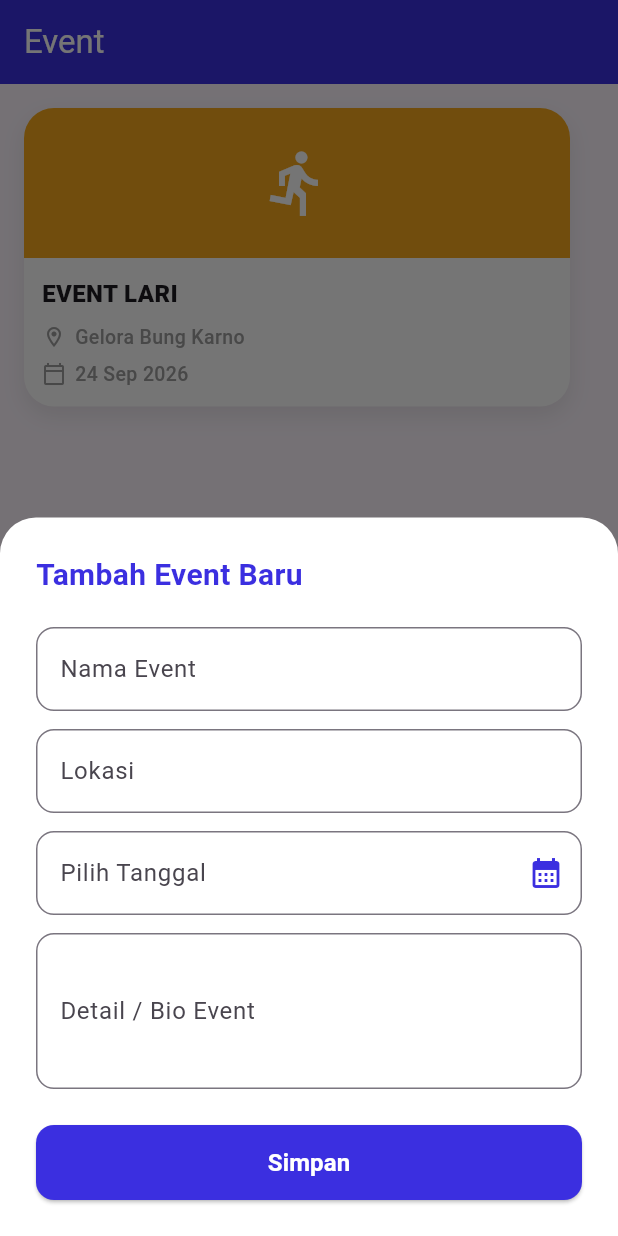
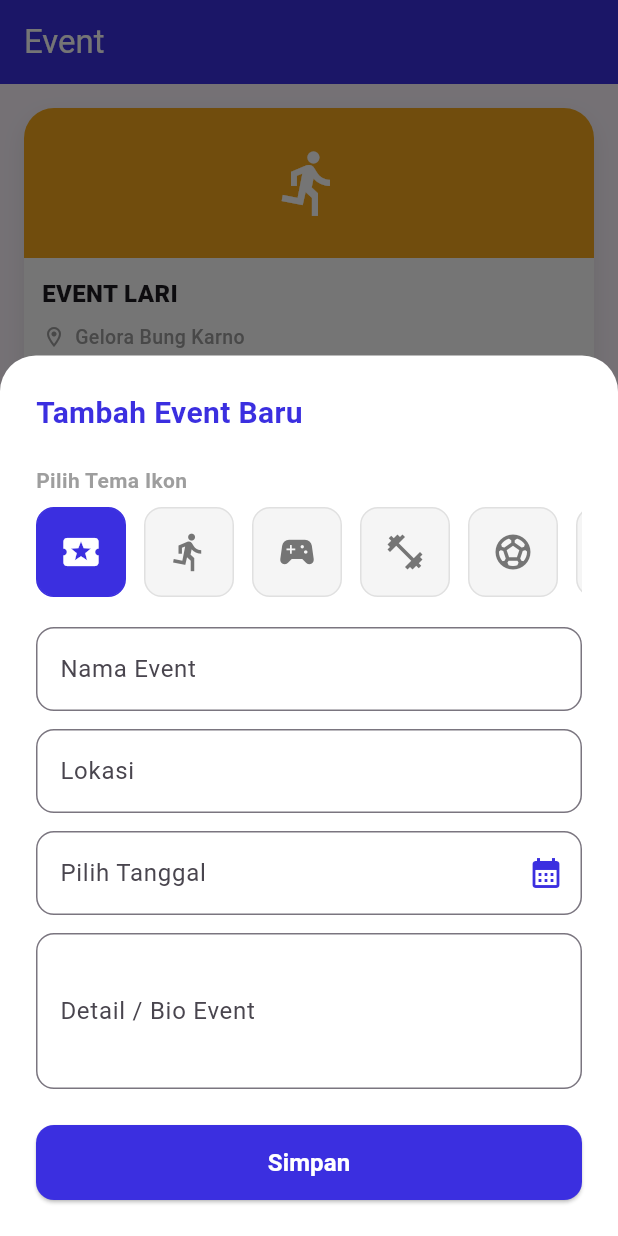
Before and after one commit to almars0306-pixel/Mobile-Programming-Sem3-Reclub-, a Flutter app: the MainShell screen opened directly, item 2 of the bottom bar chosen, after a tap on the "add" icon, on a phone screen of 412 x 824 dp. Run offline on Flutter 3.47's test engine with Material 3 defaults, Android fonts, the phone set to English and light mode, and no system bars.

Commit message:
Edit halaman Utama biar sama kaya event

```diff
--- a/lib/features/home/home_page.dart
+++ b/lib/features/home/home_page.dart
@@ -3,49 +3,6 @@ import 'package:flutter/material.dart';
 import 'widgets/app_search_bar.dart';
 import 'widgets/event_card.dart';
 import 'widgets/section_header.dart';
-
-// Data sementara buat ngisi tampilan home.
-// Nanti diganti pakai model + dummy data dari lib/data.
-class _EventItem {
-  final String title;
-  final String location;
-  final String date;
-  final IconData icon;
-
-  const _EventItem({
-    required this.title,
-    required this.location,
-    required this.date,
-    required this.icon,
-  });
-}
-
-const List<_EventItem> _eventMingguIni = [
-  _EventItem(
-    title: 'Fun Futsal Sabtu',
-    location: 'GOR Tanjung Duren',
-    date: 'Sab, 20 Sep',
-    icon: Icons.sports_soccer,
-  ),
-  _EventItem(
-    title: 'Badminton Bareng',
-    location: 'Hall Grogol',
-    date: 'Min, 21 Sep',
-    icon: Icons.sports_tennis,
-  ),
-  _EventItem(
-    title: 'Morning Run 5K',
-    location: 'GBK Senayan',
-    date: 'Min, 21 Sep',
-    icon: Icons.directions_run,
-  ),
-  _EventItem(
-    title: 'Basket 3 on 3',
-    location: 'Lapangan Untar',
-    date: 'Sel, 23 Sep',
-    icon: Icons.sports_basketball,
-  ),
-];
 
 const List<String> _kategori = [
   'Semua',
@@ -57,7 +14,12 @@ const List<String> _kategori = [
 ];
 
 class HomePage extends StatefulWidget {
-  const HomePage({super.key});
+  final List<Map<String, dynamic>> events; // Menerima data event dari MainShell
+
+  const HomePage({
+    super.key,
+    required this.events,
+  });
 
   @override
   State<HomePage> createState() => _HomePageState();
@@ -164,14 +126,14 @@ class _HomePageState extends State<HomePage> {
                 child: ListView.builder(
                   scrollDirection: Axis.horizontal,
                   padding: const EdgeInsets.only(left: 20),
-                  itemCount: _eventMingguIni.length,
+                  itemCount: widget.events.length, // Mengambil data dari MainShell
                   itemBuilder: (context, index) {
-                    final event = _eventMingguIni[index];
+                    final event = widget.events[index];
                     return EventCard(
-                      title: event.title,
-                      location: event.location,
-                      date: event.date,
-                      icon: event.icon,
+                      title: event['title'],
+                      location: event['location'],
+                      date: event['date'],
+                      icon: event['icon'],
                       onTap: () {
                         // TODO: buka detail event
                       },
@@ -184,7 +146,6 @@ class _HomePageState extends State<HomePage> {
               const SectionHeader(title: 'Club Populer'),
               const SizedBox(height: 12),
 
-              // sementara pakai ListTile biasa, nanti diganti ClubCard
               ...List.generate(3, (index) {
                 final nama = [
                   'Untar Futsal Club',
--- a/lib/features/home/main_shell.dart
+++ b/lib/features/home/main_shell.dart
@@ -1,7 +1,6 @@
 import 'package:flutter/material.dart';
-import 'widgets/event_card.dart';
 import 'home_page.dart';
-import 'widgets/event_page.dart'; // Import halaman Event yang baru dibuat
+import 'widgets/event_page.dart';
 
 class MainShell extends StatefulWidget {
   const MainShell({super.key});
@@ -13,31 +12,46 @@ class MainShell extends StatefulWidget {
 class _MainShellState extends State<MainShell> {
   int _selectedIndex = 0;
 
-  // urutan harus sama dengan urutan item di BottomNavigationBar
-  final List<Widget> _pages = const [
-    HomePage(),
-    EventPage(), // Mengganti placeholder dengan halaman Event asli
-    _PlaceholderPage(title: 'Club'),
-    _PlaceholderPage(title: 'Profil'),
+  // HANYA MENYISAKAN EVENT LARI DAN EVENT YANG NANTI DIBUAT USER
+  final List<Map<String, dynamic>> _sharedEvents = [
+    {
+      'title': 'EVENT LARI',
+      'location': 'Gelora Bung Karno',
+      'date': '24 Sep 2026',
+      'icon': Icons.directions_run,
+      'description': 'Lari santai sore hari bareng komunitas. Terbuka untuk umum!',
+      'creator_id': 'user_lain', // Milik orang lain (tidak bisa dihapus)
+    },
   ];
-
-  void _onTabTapped(int index) {
-    setState(() {
-      _selectedIndex = index;
-    });
-  }
 
   @override
   Widget build(BuildContext context) {
+    final List<Widget> pages = [
+      HomePage(events: _sharedEvents),
+      EventPage(
+        events: _sharedEvents,
+        onEventChanged: (updatedList) {
+          setState(() {
+            // Memperbarui UI secara real-time saat ada event yang ditambah/dihapus
+          });
+        },
+      ),
+      const _PlaceholderPage(title: 'Club'),
+      const _PlaceholderPage(title: 'Profil'),
+    ];
+
     return Scaffold(
-      // IndexedStack biar state tiap tab gak hilang pas pindah tab
       body: IndexedStack(
         index: _selectedIndex,
-        children: _pages,
+        children: pages,
       ),
       bottomNavigationBar: BottomNavigationBar(
         currentIndex: _selectedIndex,
-        onTap: _onTabTapped,
+        onTap: (index) {
+          setState(() {
+            _selectedIndex = index;
+          });
+        },
         type: BottomNavigationBarType.fixed,
         selectedItemColor: const Color(0xFF3B2FE0),
         unselectedItemColor: Colors.grey,
@@ -68,10 +82,8 @@ class _MainShellState extends State<MainShell> {
   }
 }
 
-// Halaman sementara buat tab yang belum dibuat
 class _PlaceholderPage extends StatelessWidget {
   final String title;
-
   const _PlaceholderPage({required this.title});
 
   @override
--- a/lib/features/home/widgets/event_page.dart
+++ b/lib/features/home/widgets/event_page.dart
@@ -2,36 +2,40 @@ import 'package:flutter/material.dart';
 import 'event_card.dart';
 
 class EventPage extends StatefulWidget {
-  const EventPage({super.key});
+  final List<Map<String, dynamic>> events;
+  final ValueChanged<List<Map<String, dynamic>>> onEventChanged;
+
+  const EventPage({
+    super.key,
+    required this.events,
+    required this.onEventChanged,
+  });
 
   @override
   State<EventPage> createState() => _EventPageState();
 }
 
 class _EventPageState extends State<EventPage> {
-  // Simulasi ID user yang sedang login saat ini
   final String _currentUserId = 'user_akbar';
-
-  // Data list event dengan tambahan deskripsi (bio) dan creator_id
-  final List<Map<String, dynamic>> _events = [
-    {
-      'title': 'EVENT LARI',
-      'location': 'Gelora Bung Karno',
-      'date': '24 Sep 2026',
-      'icon': Icons.directions_run,
-      'description': 'Lari santai sore hari bareng komunitas. Terbuka untuk umum!',
-      'creator_id': 'user_lain', // Dibuat oleh orang lain, tidak bisa dihapus
-    },
-
+  final List<IconData> _pilihanIkon = [
+    Icons.local_activity,
+    Icons.directions_run,
+    Icons.sports_esports,
+    Icons.fitness_center,
+    Icons.sports_soccer,
+    Icons.sports_basketball,
+    Icons.casino,
+    Icons.pool,
   ];
 
-  // Menampilkan pop-up detail event
   void _tampilkanDetailEvent(int index) {
-    final event = _events[index];
+    final event = widget.events[index];
     final bool isMyEvent = event['creator_id'] == _currentUserId;
 
     showModalBottomSheet(
       context: context,
+      isScrollControlled: true,
+      backgroundColor: Colors.white,
       shape: const RoundedRectangleBorder(
         borderRadius: BorderRadius.vertical(top: Radius.circular(24)),
       ),
@@ -45,45 +49,32 @@ class _EventPageState extends State<EventPage> {
               Row(
                 children: [
                   Container(
-                    padding: const EdgeInsets.all(12),
+                    padding: const EdgeInsets.all(16),
                     decoration: BoxDecoration(
                       color: const Color(0xFFF6A81C).withValues(alpha: 0.2),
                       borderRadius: BorderRadius.circular(16),
                     ),
-                    child: Icon(event['icon'], color: const Color(0xFFF6A81C), size: 32),
+                    child: Icon(event['icon'], color: const Color(0xFFF6A81C), size: 36),
                   ),
                   const SizedBox(width: 16),
                   Expanded(
                     child: Column(
                       crossAxisAlignment: CrossAxisAlignment.start,
                       children: [
-                        Text(
-                          event['title'],
-                          style: const TextStyle(fontSize: 20, fontWeight: FontWeight.bold),
-                        ),
+                        Text(event['title'], style: const TextStyle(fontSize: 22, fontWeight: FontWeight.bold)),
                         const SizedBox(height: 4),
-                        Text(
-                          '${event['date']} • ${event['location']}',
-                          style: const TextStyle(color: Colors.grey, fontSize: 13),
-                        ),
+                        Text('${event['date']} • ${event['location']}', style: const TextStyle(color: Colors.grey, fontSize: 14)),
                       ],
                     ),
                   ),
                 ],
               ),
               const SizedBox(height: 24),
-              const Text(
-                'Deskripsi Event',
-                style: TextStyle(fontSize: 16, fontWeight: FontWeight.bold),
-              ),
+              const Text('Deskripsi Event', style: TextStyle(fontSize: 16, fontWeight: FontWeight.bold)),
               const SizedBox(height: 8),
-              Text(
-                event['description'],
-                style: const TextStyle(fontSize: 14, height: 1.5, color: Colors.black87),
-              ),
+              Text(event['description'], style: const TextStyle(fontSize: 14, height: 1.5, color: Colors.black87)),
               const SizedBox(height: 32),
 
-              // Logika Tombol Hapus: Hanya muncul jika creator_id sama dengan _currentUserId
               if (isMyEvent)
                 SizedBox(
                   width: double.infinity,
@@ -91,9 +82,10 @@ class _EventPageState extends State<EventPage> {
                   child: ElevatedButton.icon(
                     onPressed: () {
                       setState(() {
-                        _events.removeAt(index);
+                        widget.events.removeAt(index);
                       });
-                      Navigator.pop(context); // Tutup pop-up setelah dihapus
+                      widget.onEventChanged(widget.events);
+                      Navigator.pop(context);
                     },
                     icon: const Icon(Icons.delete_outline),
                     label: const Text('Hapus Event Saya', style: TextStyle(fontWeight: FontWeight.bold)),
@@ -109,10 +101,7 @@ class _EventPageState extends State<EventPage> {
                 Container(
                   width: double.infinity,
                   padding: const EdgeInsets.all(12),
-                  decoration: BoxDecoration(
-                    color: Colors.grey.shade100,
-                    borderRadius: BorderRadius.circular(12),
-                  ),
+                  decoration: BoxDecoration(color: Colors.grey.shade100, borderRadius: BorderRadius.circular(12)),
                   child: const Text(
                     'Kamu tidak bisa menghapus event milik pengguna lain.',
                     textAlign: TextAlign.center,
@@ -126,12 +115,12 @@ class _EventPageState extends State<EventPage> {
     );
   }
 
-  // Menampilkan pop-up form tambah event
   void _tampilkanFormTambahEvent() {
     final titleController = TextEditingController();
     final locationController = TextEditingController();
     final dateController = TextEditingController();
-    final descController = TextEditingController(); // Tambahan controller untuk bio/deskripsi
+    final descController = TextEditingController();
+    IconData ikonTerpilih = _pilihanIkon.first;
 
     showModalBottomSheet(
       context: context,
@@ -141,18 +130,54 @@ class _EventPageState extends State<EventPage> {
         borderRadius: BorderRadius.vertical(top: Radius.circular(24)),
       ),
       builder: (context) {
+        return StatefulBuilder(
+          builder: (BuildContext context, StateSetter setModalState) {
             return Padding(
               padding: EdgeInsets.only(
                 bottom: MediaQuery.of(context).viewInsets.bottom,
                 left: 24, right: 24, top: 24,
               ),
+              child: SingleChildScrollView(
                 child: Column(
                   mainAxisSize: MainAxisSize.min,
                   crossAxisAlignment: CrossAxisAlignment.start,
                   children: [
-              const Text(
-                'Tambah Event Baru',
-                style: TextStyle(fontSize: 20, fontWeight: FontWeight.bold, color: Color(0xFF3B2FE0)),
+                    const Text('Tambah Event Baru', style: TextStyle(fontSize: 20, fontWeight: FontWeight.bold, color: Color(0xFF3B2FE0))),
+                    const SizedBox(height: 20),
+                    const Text('Pilih Tema Ikon', style: TextStyle(fontSize: 14, fontWeight: FontWeight.w600, color: Colors.grey)),
+                    const SizedBox(height: 8),
+                    SizedBox(
+                      height: 60,
+                      child: ListView.builder(
+                        scrollDirection: Axis.horizontal,
+                        itemCount: _pilihanIkon.length,
+                        itemBuilder: (context, index) {
+                          final icon = _pilihanIkon[index];
+                          final isSelected = ikonTerpilih == icon;
+                          return GestureDetector(
+                            onTap: () {
+                              setModalState(() {
+                                ikonTerpilih = icon;
+                              });
+                            },
+                            child: AnimatedContainer(
+                              duration: const Duration(milliseconds: 200),
+                              margin: const EdgeInsets.only(right: 12),
+                              width: 60,
+                              decoration: BoxDecoration(
+                                color: isSelected ? const Color(0xFF3B2FE0) : Colors.grey.shade100,
+                                borderRadius: BorderRadius.circular(12),
+                                border: Border.all(color: isSelected ? const Color(0xFF3B2FE0) : Colors.grey.shade300),
+                              ),
+                              child: Icon(
+                                icon,
+                                color: isSelected ? Colors.white : Colors.grey.shade600,
+                                size: 28,
+                              ),
+                            ),
+                          );
+                        },
+                      ),
                     ),
                     const SizedBox(height: 20),
                     TextField(
@@ -203,15 +228,16 @@ class _EventPageState extends State<EventPage> {
                         onPressed: () {
                           if (titleController.text.isNotEmpty && dateController.text.isNotEmpty) {
                             setState(() {
-                        _events.add({
+                              widget.events.insert(0, {
                                 'title': titleController.text,
                                 'location': locationController.text.isNotEmpty ? locationController.text : 'TBA',
                                 'date': dateController.text,
                                 'description': descController.text.isNotEmpty ? descController.text : 'Tidak ada deskripsi tambahan.',
-                          'icon': Icons.local_activity,
-                          'creator_id': _currentUserId, // Event baru otomatis milik Anda
+                                'icon': ikonTerpilih,
+                                'creator_id': _currentUserId,
                               });
                             });
+                            widget.onEventChanged(widget.events);
                             Navigator.pop(context);
                           }
                         },
@@ -226,6 +252,9 @@ class _EventPageState extends State<EventPage> {
                     const SizedBox(height: 24),
                   ],
                 ),
+              ),
+            );
+          },
         );
       },
     );
@@ -241,9 +270,9 @@ class _EventPageState extends State<EventPage> {
       ),
       body: ListView.builder(
         padding: const EdgeInsets.all(16.0),
-        itemCount: _events.length,
+        itemCount: widget.events.length,
         itemBuilder: (context, index) {
-          final event = _events[index];
+          final event = widget.events[index];
           return Padding(
             padding: const EdgeInsets.only(bottom: 16.0),
             child: EventCard(
@@ -251,7 +280,8 @@ class _EventPageState extends State<EventPage> {
               location: event['location'],
               date: event['date'],
               icon: event['icon'],
-              // Panggil pop-up detail saat kartu diklik
+              width: double.infinity,
+              margin: EdgeInsets.zero,
               onTap: () => _tampilkanDetailEvent(index),
             ),
           );
```
Lines whose indentation alone changed are shown as unchanged.
